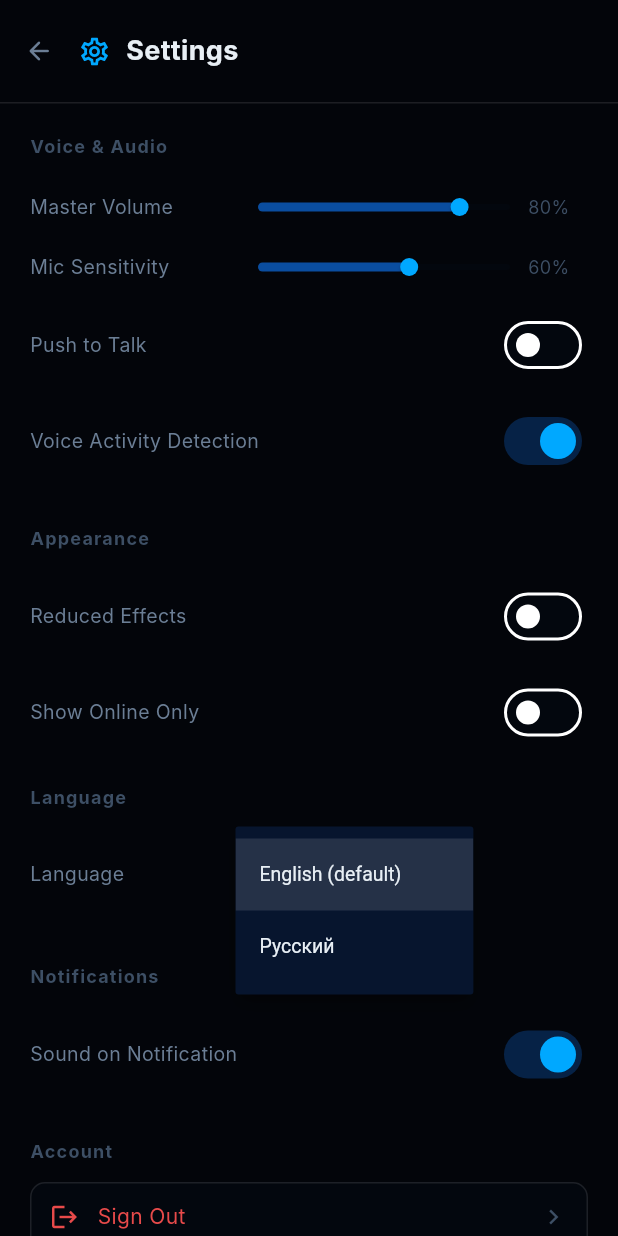
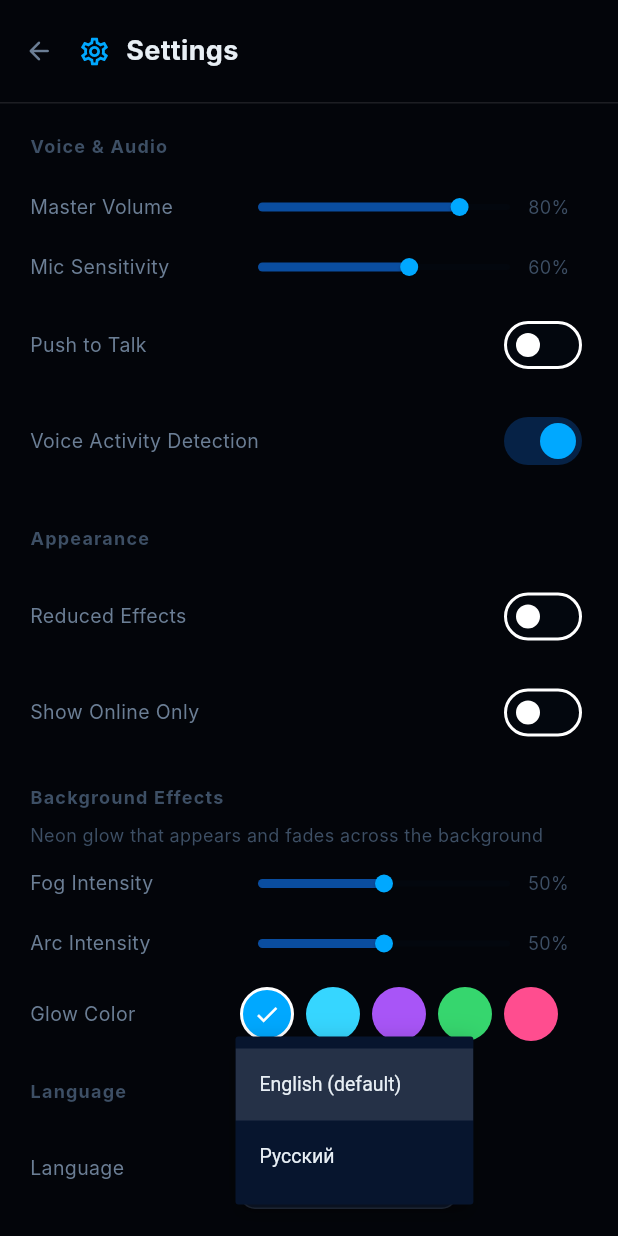
Before and after one commit to kotvhapke/Squall, a Flutter app: the SettingsScreen screen opened directly, after a tap on "English (default)", on a phone screen of 412 x 824 dp. Run offline on Flutter 3.47's test engine with Material 3 defaults, Android fonts, the phone set to English and light mode, and no system bars; our stand-ins replace supabase_flutter; missing offline and left inert: dart:html, livekit_client; accounts and stored records are empty; Roboto replaces fonts that are missing (Inter).

Commit message:
Add background customization: fog/arc intensity sliders, glow color picker in settings

```diff
--- a/lib/app.dart
+++ b/lib/app.dart
@@ -59,9 +59,13 @@
 
   @override
   Widget build(BuildContext context) {
-    final reduced = context.watch<SettingsProvider>().reducedEffects;
+    final s = context.watch<SettingsProvider>();
+    final reduced = s.reducedEffects;
+    final fog = s.fogIntensity;
+    final arc = s.arcIntensity;
+    final glowColor = s.selectedGlowColor;
     if (!SupabaseConfig.isConfigured) {
-      return AtmosphericBackground(reducedEffects: reduced, child: Scaffold(body: Center(
+      return AtmosphericBackground(reducedEffects: reduced, fogIntensity: fog, arcIntensity: arc, glowColor: glowColor, child: Scaffold(body: Center(
         child: Padding(padding: const EdgeInsets.all(32), child: Column(mainAxisSize: MainAxisSize.min, children: [
           AppEffects.squallLogo(size: 64), const SizedBox(height: 24),
           const Text('Squall', style: TextStyle(fontSize: 28, fontWeight: FontWeight.w700, color: AppColors.textPrimary)),
@@ -71,7 +75,7 @@
       )));
     }
     final session = Supabase.instance.client.auth.currentSession;
-    return AtmosphericBackground(reducedEffects: reduced, child: session != null ? const AppShell() : LoginScreen(onLogin: () => setState(() {})));
+    return AtmosphericBackground(reducedEffects: reduced, fogIntensity: fog, arcIntensity: arc, glowColor: glowColor, child: session != null ? const AppShell() : LoginScreen(onLogin: () => setState(() {})));
   }
 }
 
--- a/lib/core/settings/settings_provider.dart
+++ b/lib/core/settings/settings_provider.dart
@@ -12,6 +12,9 @@
   bool _showOnlineOnly = false;
   bool _soundOnNotification = true;
   bool _enableVoiceActivity = true;
+  double _fogIntensity = 50;
+  double _arcIntensity = 50;
+  String _glowColor = 'electricBlue';
 
   bool get reducedEffects => _reducedEffects;
   Locale get locale => _locale;
@@ -21,6 +24,9 @@
   bool get showOnlineOnly => _showOnlineOnly;
   bool get soundOnNotification => _soundOnNotification;
   bool get enableVoiceActivity => _enableVoiceActivity;
+  double get fogIntensity => _fogIntensity;
+  double get arcIntensity => _arcIntensity;
+  String get glowColor => _glowColor;
 
   SettingsProvider({SettingsPersistence? store})
       : _store = store ?? createSettingsPersistence(),
@@ -38,6 +44,9 @@
     _showOnlineOnly = _store.get('squall_online') == 'true';
     _soundOnNotification = _store.get('squall_sound') != 'false';
     _enableVoiceActivity = _store.get('squall_vad') != 'false';
+    _fogIntensity = double.tryParse(_store.get('squall_fog') ?? '') ?? 50;
+    _arcIntensity = double.tryParse(_store.get('squall_arc') ?? '') ?? 50;
+    _glowColor = _store.get('squall_glow_color') ?? 'electricBlue';
   }
 
   void setReducedEffects(bool value) {
@@ -91,4 +100,33 @@
     _store.set('squall_vad', value.toString());
     notifyListeners();
   }
+
+  void setFogIntensity(double value) {
+    _fogIntensity = value;
+    _store.set('squall_fog', value.toString());
+    notifyListeners();
+  }
+
+  void setArcIntensity(double value) {
+    _arcIntensity = value;
+    _store.set('squall_arc', value.toString());
+    notifyListeners();
+  }
+
+  void setGlowColor(String value) {
+    _glowColor = value;
+    _store.set('squall_glow_color', value);
+    notifyListeners();
+  }
+
+  Color get selectedGlowColor {
+    switch (_glowColor) {
+      case 'electricBlue': return const Color(0xFF00A8FF);
+      case 'coldNeon': return const Color(0xFF36D6FF);
+      case 'purple': return const Color(0xFFA855F7);
+      case 'green': return const Color(0xFF36D66E);
+      case 'pink': return const Color(0xFFFF4D8F);
+      default: return const Color(0xFF00A8FF);
+    }
+  }
 }
--- a/lib/core/theme/atmospheric_background.dart
+++ b/lib/core/theme/atmospheric_background.dart
@@ -5,11 +5,17 @@
 class AtmosphericBackground extends StatefulWidget {
   final Widget child;
   final bool reducedEffects;
+  final double fogIntensity;
+  final double arcIntensity;
+  final Color glowColor;
 
   const AtmosphericBackground({
     super.key,
     required this.child,
     this.reducedEffects = false,
+    this.fogIntensity = 50,
+    this.arcIntensity = 50,
+    this.glowColor = AppColors.electricBlue,
   });
 
   @override
@@ -35,7 +41,7 @@
 
   void _initArcs() {
     final rng = Random(42);
-    for (int i = 0; i < 3; i++) {
+    for (int i = 0; i < 5; i++) {
       _arcs.add(_ElectricArc(
         startX: rng.nextDouble(),
         startY: rng.nextDouble(),
@@ -43,18 +49,18 @@
         endY: rng.nextDouble(),
         opacity: 0.06 + rng.nextDouble() * 0.04,
         phase: rng.nextDouble() * 2 * pi,
-        speed: 0.3 + rng.nextDouble() * 0.4,
+        speed: 0.2 + rng.nextDouble() * 0.5,
       ));
     }
   }
 
   void _initParticles() {
     final rng = Random(42);
-    for (int i = 0; i < 6; i++) {
+    for (int i = 0; i < 8; i++) {
       _particles.add(_FogParticle(
         x: rng.nextDouble(),
         y: 0.1 + rng.nextDouble() * 0.8,
-        radius: 80 + rng.nextDouble() * 120,
+        radius: 80 + rng.nextDouble() * 140,
         opacity: 0.04 + rng.nextDouble() * 0.04,
         driftX: (rng.nextDouble() - 0.5) * 0.003,
         driftY: (rng.nextDouble() - 0.5) * 0.001,
@@ -72,12 +78,16 @@
   Widget build(BuildContext context) {
     if (widget.reducedEffects) return widget.child;
 
+    final fogFactor = widget.fogIntensity / 100;
+    final arcFactor = widget.arcIntensity / 100;
+
     return AnimatedBuilder(
       animation: _fogController,
       builder: (context, child) {
         return Stack(
           children: [
             widget.child,
+            if (fogFactor > 0.01 || arcFactor > 0.01)
               IgnorePointer(
                 child: CustomPaint(
                   size: Size.infinite,
@@ -85,6 +95,9 @@
                     particles: _particles,
                     arcs: _arcs,
                     time: _fogController.value,
+                    glowColor: widget.glowColor,
+                    fogFactor: fogFactor,
+                    arcFactor: arcFactor,
                   ),
                 ),
               ),
@@ -124,11 +137,17 @@
   final List<_FogParticle> particles;
   final List<_ElectricArc> arcs;
   final double time;
+  final Color glowColor;
+  final double fogFactor;
+  final double arcFactor;
 
   _FogPainter({
     required this.particles,
     required this.arcs,
     required this.time,
+    required this.glowColor,
+    required this.fogFactor,
+    required this.arcFactor,
   });
 
   @override
@@ -137,22 +156,22 @@
       final dx = p.x + sin(time * 2 * pi + p.x * 10) * p.driftX * 100;
       final dy = p.y + cos(time * 2 * pi + p.y * 10) * p.driftY * 100;
       final paint = Paint()
-        ..color = AppColors.electricBlue.withValues(alpha: p.opacity)
+        ..color = glowColor.withValues(alpha: p.opacity * fogFactor * 2)
         ..maskFilter = const MaskFilter.blur(BlurStyle.normal, 60);
       canvas.drawCircle(
         Offset(dx * size.width, dy * size.height),
-        p.radius,
+        p.radius * fogFactor,
         paint,
       );
     }
 
     for (final a in arcs) {
       final flicker = sin(time * 2 * pi * a.speed + a.phase);
-      final alpha = a.opacity * (0.5 + 0.5 * flicker).clamp(0.0, 1.0);
+      final alpha = a.opacity * (0.5 + 0.5 * flicker).clamp(0.0, 1.0) * arcFactor * 2;
       if (alpha < 0.01) continue;
       final paint = Paint()
-        ..color = AppColors.electricBlue.withValues(alpha: alpha)
-        ..strokeWidth = 0.8
+        ..color = glowColor.withValues(alpha: alpha)
+        ..strokeWidth = 1.2
         ..style = PaintingStyle.stroke;
       canvas.drawLine(
         Offset(a.startX * size.width, a.startY * size.height),
@@ -163,5 +182,7 @@
   }
 
   @override
-  bool shouldRepaint(_FogPainter old) => time != old.time;
+  bool shouldRepaint(_FogPainter old) =>
+      time != old.time || glowColor != old.glowColor ||
+      fogFactor != old.fogFactor || arcFactor != old.arcFactor;
 }
--- a/lib/features/settings/presentation/settings_screen.dart
+++ b/lib/features/settings/presentation/settings_screen.dart
@@ -20,6 +20,9 @@
     final reduced = context.select<SettingsProvider, bool>((s) => s.reducedEffects);
     final volume = context.select<SettingsProvider, double>((s) => s.masterVolume);
     final mic = context.select<SettingsProvider, double>((s) => s.micSensitivity);
+    final fog = context.select<SettingsProvider, double>((s) => s.fogIntensity);
+    final arc = context.select<SettingsProvider, double>((s) => s.arcIntensity);
+    final glowColor = context.select<SettingsProvider, String>((s) => s.glowColor);
 
     return Scaffold(
       backgroundColor: AppColors.background,
@@ -41,6 +44,17 @@
                 const SizedBox(height: 12),
                 _toggleTile('Reduced Effects'.t(context), reduced, (v) => s.setReducedEffects(v)),
                 _toggleTile('Show Online Only'.t(context), context.select<SettingsProvider, bool>((s) => s.showOnlineOnly), (v) => s.setShowOnlineOnly(v)),
+                const SizedBox(height: 16),
+                _section('Background Effects'.t(context)),
+                const SizedBox(height: 4),
+                const Padding(
+                  padding: EdgeInsets.symmetric(vertical: 4),
+                  child: Text('Neon glow that appears and fades across the background',
+                      style: TextStyle(fontSize: 12, color: AppColors.textMuted)),
+                ),
+                _sliderTile('Fog Intensity'.t(context), fog, '${fog.round()}%', (v) => s.setFogIntensity(v)),
+                _sliderTile('Arc Intensity'.t(context), arc, '${arc.round()}%', (v) => s.setArcIntensity(v)),
+                _colorPickerTile(glowColor, (v) => s.setGlowColor(v)),
                 const SizedBox(height: 16),
                 _section('Language'.t(context)),
                 const SizedBox(height: 8),
@@ -165,6 +179,55 @@
     );
   }
 
+  Widget _colorPickerTile(String current, ValueChanged<String> onChanged) {
+    final colors = [
+      ('electricBlue', 'Electric Blue', const Color(0xFF00A8FF)),
+      ('coldNeon', 'Cold Neon', const Color(0xFF36D6FF)),
+      ('purple', 'Purple', const Color(0xFFA855F7)),
+      ('green', 'Green', const Color(0xFF36D66E)),
+      ('pink', 'Pink', const Color(0xFFFF4D8F)),
+    ];
+    return Padding(
+      padding: const EdgeInsets.symmetric(vertical: 8),
+      child: Row(
+        children: [
+          SizedBox(width: 140, child: Text('Glow Color'.t(context), style: const TextStyle(fontSize: 13, color: AppColors.textSecondary))),
+          Expanded(
+            child: SizedBox(
+              height: 38,
+              child: ListView(
+              scrollDirection: Axis.horizontal,
+              children: colors.map((c) {
+                final selected = c.$1 == current;
+                return Padding(
+                  padding: const EdgeInsets.only(right: 8),
+                  child: GestureDetector(
+                    onTap: () => onChanged(c.$1),
+                    child: Container(
+                      width: 36, height: 36,
+                      decoration: BoxDecoration(
+                        color: c.$3,
+                        shape: BoxShape.circle,
+                        border: Border.all(
+                          color: selected ? Colors.white : Colors.transparent,
+                          width: 2,
+                        ),
+                      ),
+                      child: selected
+                          ? const Icon(Icons.check, size: 18, color: Colors.white)
+                          : null,
+                    ),
+                  ),
+                );
+              }).toList(),
+              ),
+            ),
+          ),
+        ],
+      ),
+    );
+  }
+
   Widget _actionTile(IconData icon, String label, Color color, {VoidCallback? onTap}) {
     return GestureDetector(
       onTap: onTap,
```
Also changed, not shown: lib/features/calls/presentation/call_room.dart (+33 -5 lines). Lines whose indentation alone changed are shown as unchanged.
